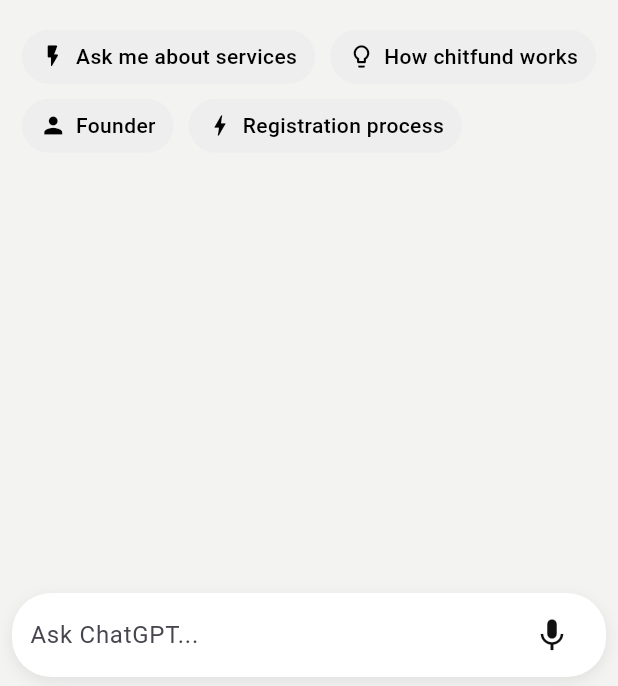
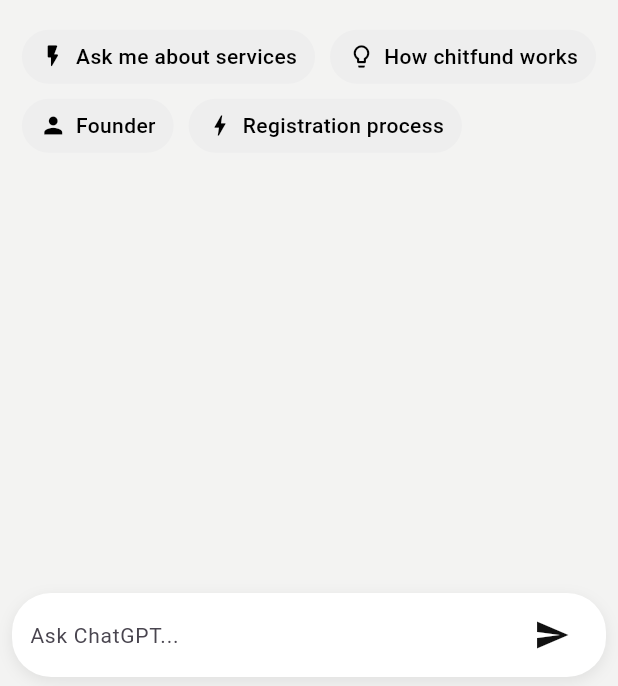
Before and after one commit to mayurkapilit23/chits_rag_flutter, a Flutter app: the screen it shows after launch, on a phone screen of 412 x 824 dp, the part 550-1236 px from its top. Run offline on Flutter 3.47's test engine with Material 3 defaults, Android fonts, the phone set to English and light mode, and no system bars; our stand-ins replace animated_text_kit, equatable, flutter_bloc, phosphor_flutter, pinput, shared_preferences; Roboto replaces fonts that are missing (poppins).

Commit message:
works fine

```diff
--- a/lib/features/gpt/view/home_screen.dart
+++ b/lib/features/gpt/view/home_screen.dart
@@ -298,6 +298,7 @@ class _HomeScreenState extends State<HomeScreen> {
                   maxLines: 6,
                   decoration: InputDecoration(
                     hintText: "Ask ChatGPT...",
+                    hintStyle: TextStyle(fontSize: 14),
                     border: InputBorder.none,
                   ),
                 ),
@@ -311,21 +312,7 @@ class _HomeScreenState extends State<HomeScreen> {
                 transitionBuilder: (child, animation) {
                   return ScaleTransition(scale: animation, child: child);
                 },
-                child: _input.text.trim().isEmpty
-                    ? IconButton(
-                        key: ValueKey('mic'),
-                        icon: Icon(
-                          Icons.mic,
-                          size: 26,
-                          color: isDark
-                              ? AppColors.whiteColor
-                              : AppColors.darkPrimary,
-                        ),
-                        onPressed: () {
-                          print("Mic tapped");
-                        },
-                      )
-                    : IconButton(
+                child: IconButton(
                   icon: Icon(
                     Icons.send,
                     color: isDark
@@ -341,8 +328,7 @@ class _HomeScreenState extends State<HomeScreen> {
                         prompt: text,
                         mobile: state.mobileNumber ?? "",
                         sessionId: state
-                                  .conversations[state
-                                      .selectedConversationIndex]
+                            .conversations[state.selectedConversationIndex]
                             .id,
                       ),
                     );
--- a/pubspec.yaml
+++ b/pubspec.yaml
@@ -19,6 +19,8 @@ dependencies:
   pinput: ^6.0.1
   animated_text_kit: ^4.3.0
   phosphor_flutter: ^2.1.0
+  uni_links: ^0.5.1
+  go_router: ^17.0.1
 
 
 dev_dependencies:
```
Also changed, not shown: pubspec.lock. Lines whose indentation alone changed are shown as unchanged.
